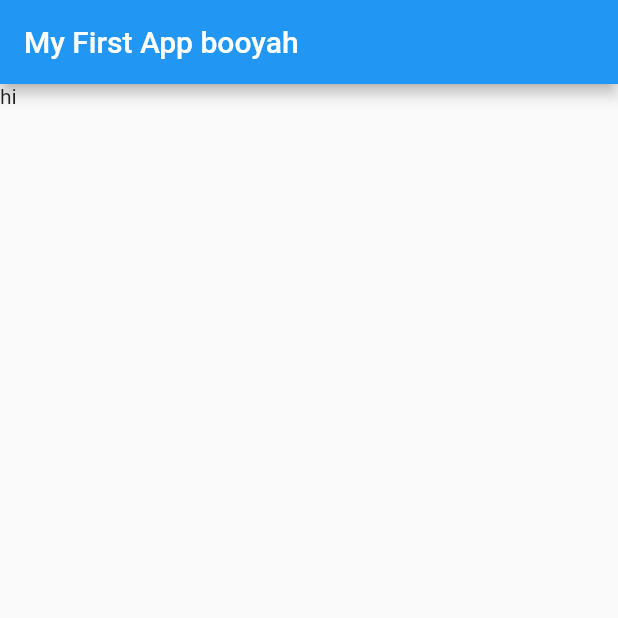
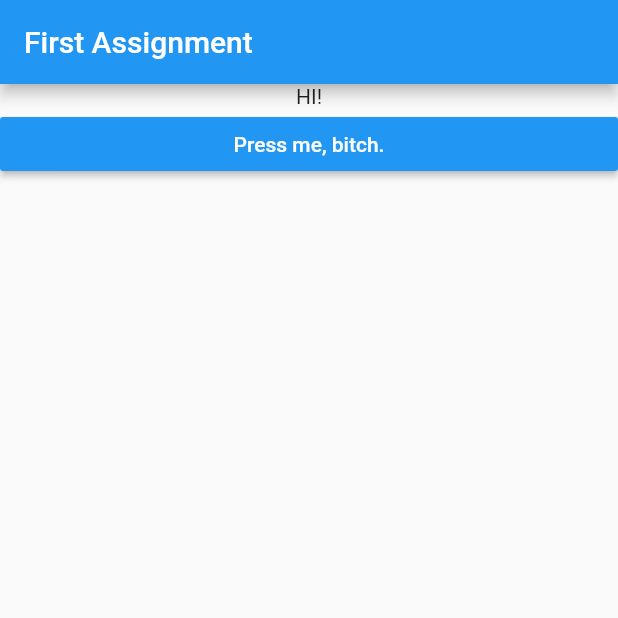
Before and after one commit to magluf/flutter_course, a Flutter app: the screen it shows after launch, on a phone screen of 412 x 824 dp, the top half of it. Run offline on Flutter 3.47's test engine with Material 2 defaults, Android fonts, the phone set to English and light mode, and no system bars.

Commit message:
Step 2 of assignment DONE!

```diff
--- a/assignment_1/lib/main.dart
+++ b/assignment_1/lib/main.dart
@@ -8,14 +8,37 @@ class App extends StatefulWidget {
 }
 
 class _AppState extends State<App> {
+  var _text = 'HI!';
+
+  void changeText(String newText) {
+    setState(() {
+      _text = newText;
+    });
+  }
+
   @override
   Widget build(BuildContext context) {
     return MaterialApp(
       home: Scaffold(
         appBar: AppBar(
-          title: Text('My First App booyah'),
+          title: Text('First Assignment'),
         ),
-        body: Text('hi'),
+        body: Column(
+          children: [
+            Text(_text),
+            Container(
+              width: double.infinity,
+              child: RaisedButton(
+                color: Colors.blue,
+                textColor: Colors.white,
+                child: Text('Press me, bitch.'),
+                onPressed: () {
+                  changeText('BYE!');
+                },
+              ),
+            ),
+          ],
+        ),
       ),
     );
   }
```
